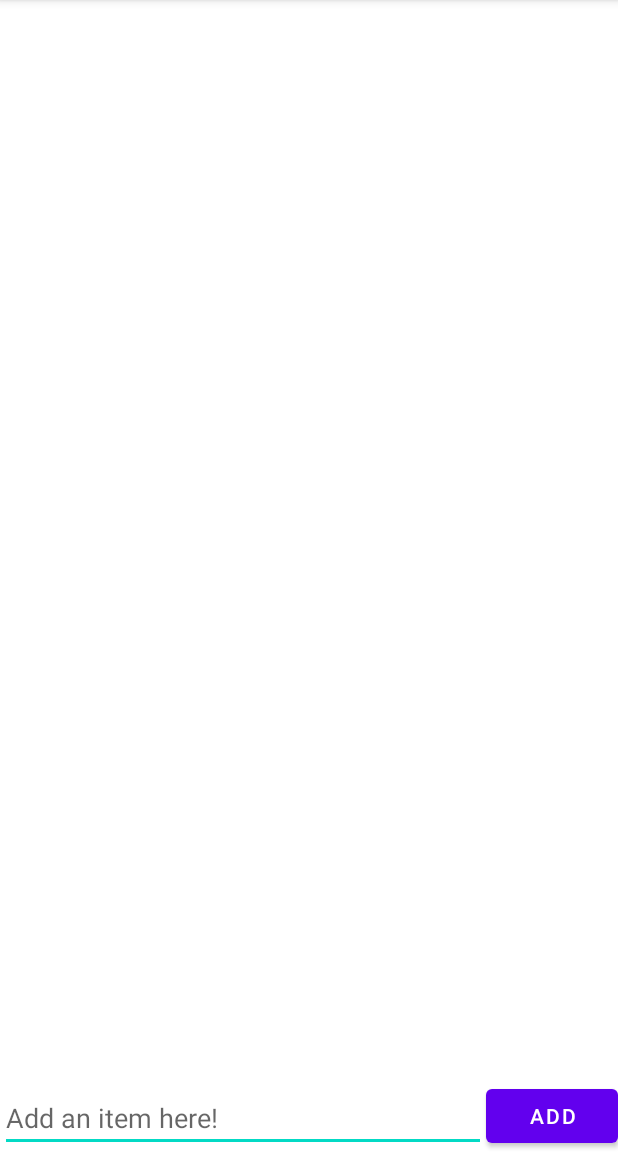
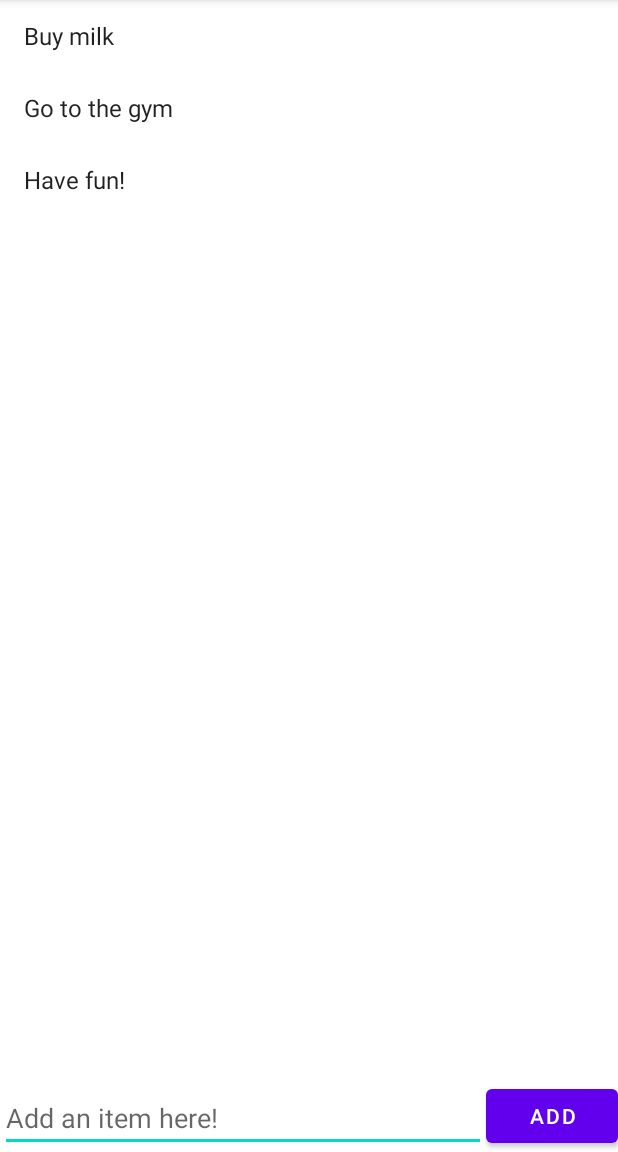
Before and after one commit to alehuer07/SimpleTodo-CodepathPrework, an Android app: the screen it shows after launch (MainActivity), on a phone screen of 412 x 824 dp, the part 84-1236 px from its top. Run offline under Robolectric (Android 15) with nearby library versions, the phone set to English and light mode, and no system bars.

Commit message:
setup recyclerview for todo items

```diff
--- /dev/null
+++ b/app/src/main/java/com/example/simpletodo/ItemsAdapter.java
@@ -0,0 +1,67 @@
+package com.example.simpletodo;
+
+import android.view.LayoutInflater;
+import android.view.View;
+import android.view.ViewGroup;
+import android.widget.TextView;
+
+import androidx.annotation.NonNull;
+import androidx.recyclerview.widget.RecyclerView;
+
+import java.util.List;
+
+public class ItemsAdapter extends RecyclerView.Adapter<ItemsAdapter.ViewHolder> {
+
+    List<String> items;
+
+
+    public ItemsAdapter(List<String> items) {
+        this.items = items;
+    }
+
+    @NonNull
+    @Override
+    public ViewHolder onCreateViewHolder(@NonNull ViewGroup parent, int viewType) {
+        // Use layout inflater to inflate a view
+        View todoView = LayoutInflater.from(parent.getContext()).inflate(android.R.layout.simple_list_item_1, parent, false);
+
+        // wrap it inside a View Holder and return it
+        return new ViewHolder(todoView);
+    }
+
+
+    // Responsible for binding data to a particular view holder
+    @Override
+    public void onBindViewHolder(@NonNull ViewHolder holder, int position) {
+        // Grab the item at the position
+        String item = items.get(position);
+
+        // Bind the item into the specified view holder
+        holder.bind(item);
+    }
+
+
+    // Tells the RV how many items are in the list
+    @Override
+    public int getItemCount() {
+        return items.size();
+    }
+
+    // Container to provide easy access to views that represent each row of the list
+    class ViewHolder extends RecyclerView.ViewHolder {
+
+        TextView tvItem;
+
+        public ViewHolder(@NonNull View itemView) {
+            super(itemView);
+            tvItem = itemView.findViewById((android.R.id.text1));
+        }
+
+        // Update the view inside of the view holder with this data
+        public void bind(String item) {
+            tvItem.setText(item);
+        }
+    }
+
+
+}
--- a/app/src/main/java/com/example/simpletodo/MainActivity.java
+++ b/app/src/main/java/com/example/simpletodo/MainActivity.java
@@ -1,14 +1,48 @@
 package com.example.simpletodo;
 
 import androidx.appcompat.app.AppCompatActivity;
+import androidx.recyclerview.widget.LinearLayoutManager;
+import androidx.recyclerview.widget.RecyclerView;
 
 import android.os.Bundle;
+import android.widget.Button;
+import android.widget.EditText;
+
+import java.util.*;
 
 public class MainActivity extends AppCompatActivity {
+    // Declare Variables
+
+    // Model
+    List<String> items;
+    // View Components
+    Button btnAdd;
+    EditText etItem;
+    RecyclerView rvItems;
 
     @Override
     protected void onCreate(Bundle savedInstanceState) {
         super.onCreate(savedInstanceState);
         setContentView(R.layout.activity_main);
+
+        // Initialize Variables
+
+        // Model
+        items = new ArrayList<>();
+        items.add("Buy milk");
+        items.add("Go to the gym");
+        items.add("Have fun!");
+        // View
+        btnAdd = findViewById(R.id.btnAdd);
+        etItem = findViewById(R.id.etItem);
+        rvItems = findViewById(R.id.rvItems);
+
+        //Adapter
+        ItemsAdapter itemsAdapter = new ItemsAdapter(items);
+        rvItems.setAdapter(itemsAdapter);
+        rvItems.setLayoutManager(new LinearLayoutManager(this));
+
+
+
     }
 }
```
